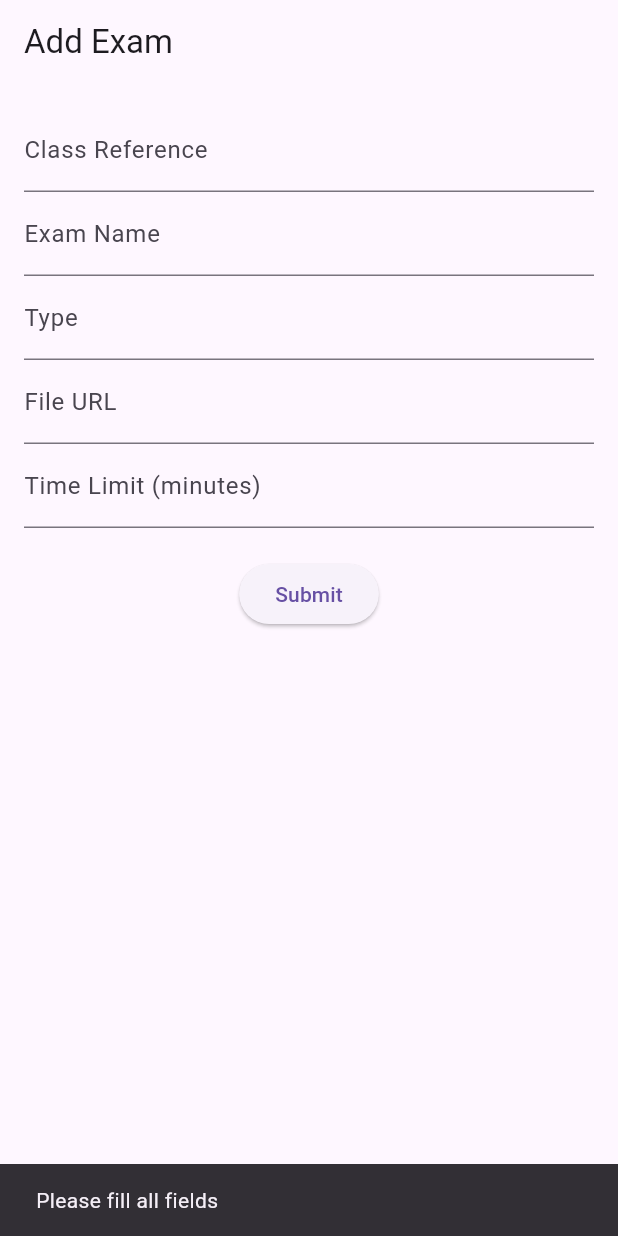
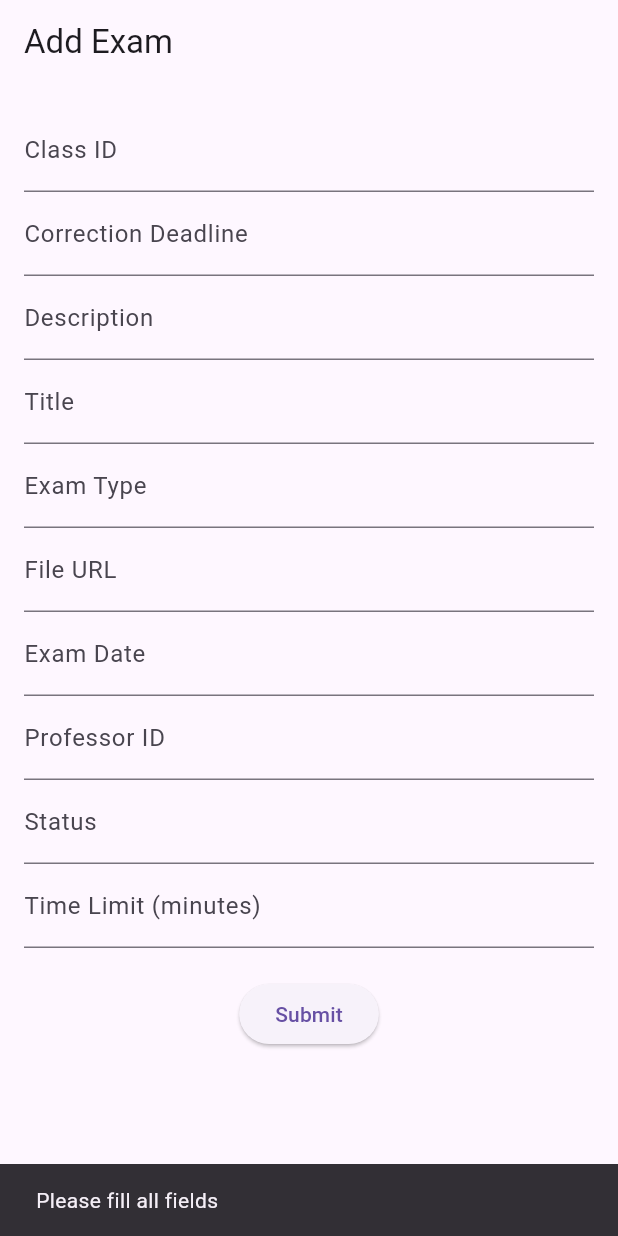
Before and after one commit to Ucef75/Examaneti, a Flutter app: the screen it shows after launch, after a tap on "Submit", on a phone screen of 412 x 824 dp. Run offline on Flutter 3.47's test engine with Material 3 defaults, Android fonts, the phone set to English and light mode, and no system bars; our stand-ins replace cloud_firestore, firebase_core; accounts and stored records are empty.

Commit message:
updated exam add functionality
Signed-off-by: Soumayabenahmed <soumaya.benahmed@kelibia.r-iset.tn>

```diff
--- a/lib/main.dart
+++ b/lib/main.dart
@@ -2,20 +2,23 @@ import 'package:flutter/foundation.dart';
 import 'package:flutter/material.dart';
 import 'package:firebase_core/firebase_core.dart';
 import 'screens/add_exam_screen.dart';
-void main() async{
+
+void main() async {
   WidgetsFlutterBinding.ensureInitialized();
   if (kIsWeb) {
     await Firebase.initializeApp(
-        options:const FirebaseOptions(
-            apiKey: "AIzaSyByQ3c2lU6hN0WyJufFOz9M5BEa-wC9VTM",
-            authDomain: "appflutter-2a1e7.firebaseapp.com",
-            projectId: "appflutter-2a1e7",
-            storageBucket: "appflutter-2a1e7.firebasestorage.app",
-            messagingSenderId: "514872078538",
-            appId: "1:514872078538:web:ac0dd6bd44a31f75070433",
-            databaseURL: 'https://myapp-1234.firebaseio.com'));
+      options: const FirebaseOptions(
+        apiKey: "AIzaSyByQ3c2lU6hN0WyJufFOz9M5BEa-wC9VTM",
+        authDomain: "appflutter-2a1e7.firebaseapp.com",
+        projectId: "appflutter-2a1e7",
+        storageBucket: "appflutter-2a1e7.appspot.com", // I also fixed a typo here (was wrong in your storageBucket)
+        messagingSenderId: "514872078538",
+        appId: "1:514872078538:web:ac0dd6bd44a31f75070433",
+        databaseURL: 'https://myapp-1234.firebaseio.com',
+      ),
+    );
   } else {
-    Firebase.initializeApp();
+    await Firebase.initializeApp(); // <-- Add await here!
   }
 
   runApp(const MyApp());
@@ -24,7 +27,6 @@ void main() async{
 class MyApp extends StatelessWidget {
   const MyApp({super.key});
 
-  // This widget is the root of your application.
   @override
   Widget build(BuildContext context) {
     return MaterialApp(
@@ -33,7 +35,7 @@ class MyApp extends StatelessWidget {
       theme: ThemeData(
         primarySwatch: Colors.blue,
       ),
-      home: AddExamScreen(), // Start with the Add Exam screen
+      home: const AddExamScreen(), // Small fix: make it const
     );
   }
 }
--- a/lib/models/exam.dart
+++ b/lib/models/exam.dart
@@ -1,17 +1,27 @@
 class Exam {
   String examId;
-  String classRef;
-  String examName;
-  String type;
+  String classId;
+  String correctionDeadline;
+  String description;
+  String title;
+  String examType;
   String fileUrl;
+  String date;
+  String professorId;
+  String status;
   int timeLimit;
 
   Exam({
     required this.examId,
-    required this.classRef,
-    required this.examName,
-    required this.type,
+    required this.description,
+    required this.classId,
+    required this.correctionDeadline,
+    required this.title,
+    required this.examType,
     required this.fileUrl,
+    required this.professorId,
+    required this.status,
+    required this.date,
     required this.timeLimit,
   });
 
@@ -19,23 +29,34 @@ class Exam {
   Map<String, dynamic> toJson() {
     return {
       'examId': examId,
-      'classRef': classRef,
-      'examName': examName,
-      'type': type,
+      'classId': classId,
+      'correctionDeadline': correctionDeadline,
+      'description': description,
+      'title': title,
+      'examType': examType,
       'fileUrl': fileUrl,
+      'professorId': professorId,
+      'status': status,
+      'date': date,
       'timeLimit': timeLimit,
     };
   }
+
 
   // Factory constructor to create an Exam from Firestore data
   factory Exam.fromJson(Map<String, dynamic> json) {
     return Exam(
       examId: json['examId'],
-      classRef: json['classRef'],
-      examName: json['examName'],
-      type: json['type'],
+      classId: json['classId'],
+      title: json['title'],
       fileUrl: json['fileUrl'],
       timeLimit: json['timeLimit'],
+      description: json['description'],
+      correctionDeadline: json['correctionDeadline'],
+      date: json['date'],
+      professorId: json['professorId'],
+      status: json['status'],
+      examType: json['examType']
     );
   }
 }
--- a/lib/screens/add_exam_screen.dart
+++ b/lib/screens/add_exam_screen.dart
@@ -11,21 +11,32 @@ class AddExamScreen extends StatefulWidget {
 }
 
 class _AddExamScreenState extends State<AddExamScreen> {
-  final TextEditingController _classRefController = TextEditingController();
-  final TextEditingController _examNameController = TextEditingController();
-  final TextEditingController _typeController = TextEditingController();
+  final TextEditingController _classIdController = TextEditingController();
+  final TextEditingController _correctionDeadlineController = TextEditingController();
+  final TextEditingController _descriptionController = TextEditingController();
+  final TextEditingController _titleController = TextEditingController();
+  final TextEditingController _examTypeController = TextEditingController();
   final TextEditingController _fileUrlController = TextEditingController();
+  final TextEditingController _dateController = TextEditingController();
+  final TextEditingController _professorIdController = TextEditingController();
+  final TextEditingController _statusController = TextEditingController();
   final TextEditingController _timeLimitController = TextEditingController();
+
   final ExamService _examService = ExamService();
 
   void _submitExam() async {
-    if (_examNameController.text.isEmpty ||
-        _classRefController.text.isEmpty ||
-        _typeController.text.isEmpty ||
+    if (_classIdController.text.isEmpty ||
+        _correctionDeadlineController.text.isEmpty ||
+        _descriptionController.text.isEmpty ||
+        _titleController.text.isEmpty ||
+        _examTypeController.text.isEmpty ||
         _fileUrlController.text.isEmpty ||
+        _dateController.text.isEmpty ||
+        _professorIdController.text.isEmpty ||
+        _statusController.text.isEmpty ||
         _timeLimitController.text.isEmpty) {
       ScaffoldMessenger.of(context).showSnackBar(
-        SnackBar(content: Text("Please fill all fields")),
+        const SnackBar(content: Text("Please fill all fields")),
       );
       return;
     }
@@ -34,22 +45,27 @@ class _AddExamScreenState extends State<AddExamScreen> {
 
     Exam newExam = Exam(
       examId: examId,
-      classRef: _classRefController.text,
-      examName: _examNameController.text,
-      type: _typeController.text,
+      classId: _classIdController.text,
+      correctionDeadline: _correctionDeadlineController.text,
+      description: _descriptionController.text,
+      title: _titleController.text,
+      examType: _examTypeController.text,
       fileUrl: _fileUrlController.text,
+      date: _dateController.text,
+      professorId: _professorIdController.text,
+      status: _statusController.text,
       timeLimit: int.parse(_timeLimitController.text),
     );
 
     try {
       await _examService.addExam(newExam);
       ScaffoldMessenger.of(context).showSnackBar(
-        SnackBar(content: Text("Exam added successfully")),
+        const SnackBar(content: Text("Exam added successfully")),
       );
       Navigator.pop(context);
     } catch (e) {
       ScaffoldMessenger.of(context).showSnackBar(
-        SnackBar(content: Text("Failed to add exam")),
+        const SnackBar(content: Text("Failed to add exam")),
       );
     }
   }
@@ -57,38 +73,60 @@ class _AddExamScreenState extends State<AddExamScreen> {
   @override
   Widget build(BuildContext context) {
     return Scaffold(
-      appBar: AppBar(title: Text("Add Exam")),
+      appBar: AppBar(title: const Text("Add Exam")),
       body: Padding(
         padding: const EdgeInsets.all(16.0),
+        child: SingleChildScrollView( // In case the form is long
           child: Column(
             children: [
               TextField(
-              controller: _classRefController,
-              decoration: InputDecoration(labelText: "Class Reference"),
+                controller: _classIdController,
+                decoration: const InputDecoration(labelText: "Class ID"),
               ),
               TextField(
-              controller: _examNameController,
-              decoration: InputDecoration(labelText: "Exam Name"),
+                controller: _correctionDeadlineController,
+                decoration: const InputDecoration(labelText: "Correction Deadline"),
               ),
               TextField(
-              controller: _typeController,
-              decoration: InputDecoration(labelText: "Type"),
+                controller: _descriptionController,
+                decoration: const InputDecoration(labelText: "Description"),
+              ),
+              TextField(
+                controller: _titleController,
+                decoration: const InputDecoration(labelText: "Title"),
+              ),
+              TextField(
+                controller: _examTypeController,
+                decoration: const InputDecoration(labelText: "Exam Type"),
               ),
               TextField(
                 controller: _fileUrlController,
-              decoration: InputDecoration(labelText: "File URL"),
+                decoration: const InputDecoration(labelText: "File URL"),
+              ),
+              TextField(
+                controller: _dateController,
+                decoration: const InputDecoration(labelText: "Exam Date"),
+              ),
+              TextField(
+                controller: _professorIdController,
+                decoration: const InputDecoration(labelText: "Professor ID"),
+              ),
+              TextField(
+                controller: _statusController,
+                decoration: const InputDecoration(labelText: "Status"),
               ),
               TextField(
                 controller: _timeLimitController,
-              decoration: InputDecoration(labelText: "Time Limit (minutes)"),
+                decoration: const InputDecoration(labelText: "Time Limit (minutes)"),
                 keyboardType: TextInputType.number,
               ),
-            SizedBox(height: 20),
+              const SizedBox(height: 20),
               ElevatedButton(
                 onPressed: _submitExam,
-              child: Text("Submit"),
+                child: const Text("Submit"),
               ),
             ],
+          ),
         ),
       ),
     );
--- a/lib/services/exam_service.dart
+++ b/lib/services/exam_service.dart
@@ -4,11 +4,41 @@ import '../models/exam.dart';
 class ExamService {
   final FirebaseFirestore _firestore = FirebaseFirestore.instance;
 
+  /// Add a new exam to Firestore
   Future<void> addExam(Exam exam) async {
     try {
-      await _firestore.collection('exams').doc(exam.examId).set(exam.toJson());
+      await _firestore
+          .collection('exams')
+          .doc(exam.examId)
+          .set(exam.toJson());
+    } on FirebaseException catch (e) {
+      print("Firebase error adding exam: ${e.message}");
+      rethrow;
     } catch (e) {
-      print("Error adding exam: $e");
+      print("Unknown error adding exam: $e");
+      rethrow;
+    }
+  }
+
+  /// (Optional) Fetch all exams
+  Future<List<Exam>> getExams() async {
+    try {
+      QuerySnapshot snapshot = await _firestore.collection('exams').get();
+      return snapshot.docs
+          .map((doc) => Exam.fromJson(doc.data() as Map<String, dynamic>))
+          .toList();
+    } catch (e) {
+      print("Error fetching exams: $e");
+      rethrow;
+    }
+  }
+
+  /// (Optional) Delete an exam
+  Future<void> deleteExam(String examId) async {
+    try {
+      await _firestore.collection('exams').doc(examId).delete();
+    } catch (e) {
+      print("Error deleting exam: $e");
       rethrow;
     }
   }
```
Lines whose indentation alone changed are shown as unchanged.
